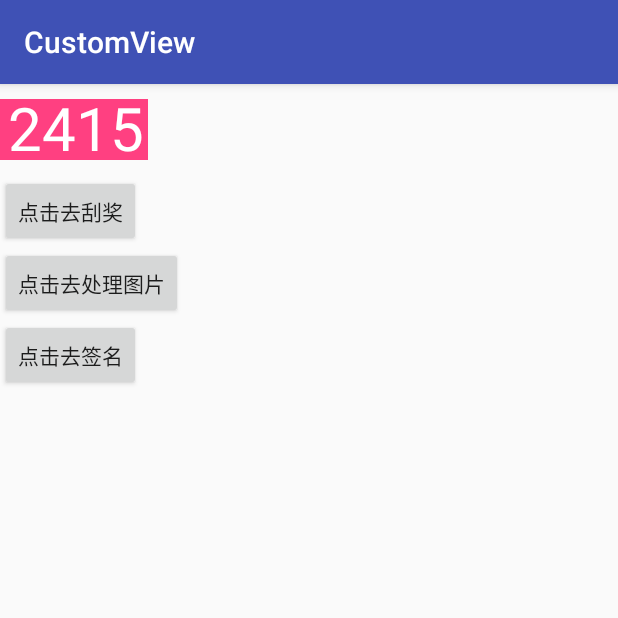
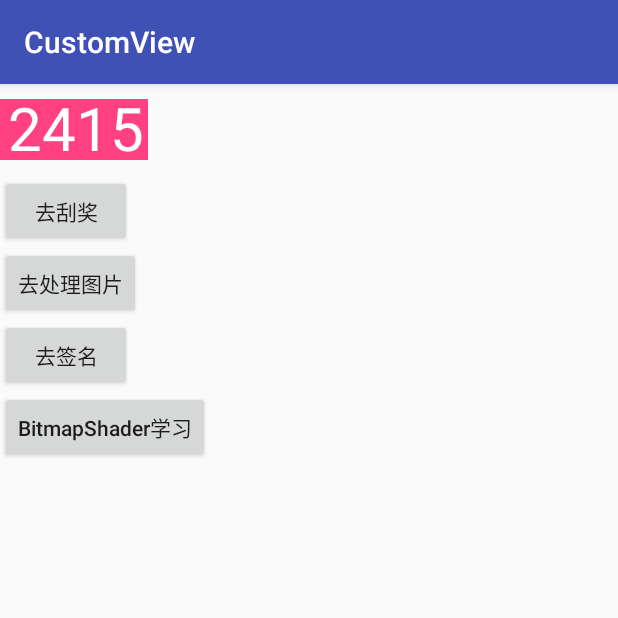
Before and after one commit to lyh1299259684/CustomView, an Android app: the screen it shows after launch (MainActivity), on a phone screen of 412 x 824 dp, the top half of it. Run offline under Robolectric (Android 15) with nearby library versions, the phone set to English and light mode, and no system bars.

Commit message:
1.BitmapShader学习

```diff
--- a/app/src/main/java/com/liyahong/customview/MainActivity.java
+++ b/app/src/main/java/com/liyahong/customview/MainActivity.java
@@ -12,7 +12,8 @@ import com.liyahong.customview.widget.CustomTextView;
 public class MainActivity extends AppCompatActivity implements View.OnClickListener{
 
     private CustomTextView tv_custom;
-    private Button btn_intent_drawable, btn_intent_scrath_view, btn_intent_sketchpad;
+    private Button btn_intent_drawable, btn_intent_scrath_view, btn_intent_sketchpad,
+            btn_intent_bitmapshader;
 
     @Override
     protected void onCreate(Bundle savedInstanceState) {
@@ -29,6 +30,7 @@ public class MainActivity extends AppCompatActivity implements View.OnClickListe
         btn_intent_drawable = (Button) findViewById(R.id.btn_intent_drawable);
         btn_intent_scrath_view = (Button) findViewById(R.id.btn_intent_scrath_view);
         btn_intent_sketchpad = (Button) findViewById(R.id.btn_intent_sketchpad);
+        btn_intent_bitmapshader = (Button) findViewById(R.id.btn_intent_bitmapshader);
     }
 
     private void bindEvent() {
@@ -36,6 +38,7 @@ public class MainActivity extends AppCompatActivity implements View.OnClickListe
         btn_intent_drawable.setOnClickListener(this);
         btn_intent_scrath_view.setOnClickListener(this);
         btn_intent_sketchpad.setOnClickListener(this);
+        btn_intent_bitmapshader.setOnClickListener(this);
     }
 
     private void initData() {
@@ -65,6 +68,8 @@ public class MainActivity extends AppCompatActivity implements View.OnClickListe
             case R.id.btn_intent_sketchpad:
                 startActivity(new Intent(this, SketchpadActivity.class));
                 break;
+            case R.id.btn_intent_bitmapshader:
+                startActivity(new Intent(this, BitmapShaderActivity.class));
         }
     }
 }
--- a/app/src/main/res/layout/activity_main.xml
+++ b/app/src/main/res/layout/activity_main.xml
@@ -89,19 +89,26 @@
                 android:id="@+id/btn_intent_scrath_view"
                 android:layout_width="wrap_content"
                 android:layout_height="wrap_content"
-                android:text="点击去刮奖"/>
+                android:text="去刮奖"/>
 
             <Button
                 android:id="@+id/btn_intent_drawable"
                 android:layout_width="wrap_content"
                 android:layout_height="wrap_content"
-                android:text="点击去处理图片"/>
+                android:text="去处理图片"/>
 
             <Button
                 android:id="@+id/btn_intent_sketchpad"
                 android:layout_width="wrap_content"
                 android:layout_height="wrap_content"
-                android:text="点击去签名"/>
+                android:text="去签名"/>
+
+            <Button
+                android:id="@+id/btn_intent_bitmapshader"
+                android:layout_width="wrap_content"
+                android:layout_height="wrap_content"
+                android:textAllCaps="false"
+                android:text="BitmapShader学习"/>
         </LinearLayout>
     </ScrollView>
 </LinearLayout>
--- a/app/src/main/res/values/attrs.xml
+++ b/app/src/main/res/values/attrs.xml
@@ -75,4 +75,9 @@
         <attr name="paintColor"/>
         <attr name="paintStrong"/>
     </declare-styleable>
+
+    <!-- Bitmap着色器学习 -->
+    <declare-styleable name="CustomBitmapShader">
+        <attr name="src"/>
+    </declare-styleable>
 </resources>
```
Also changed, not shown: app/src/main/AndroidManifest.xml (+4 -3 lines), app/src/main/java/com/liyahong/customview/BitmapShaderActivity.java (added, +13 -0 lines), app/src/main/java/com/liyahong/customview/widget/CustomBitmapShader.java (added, +98 -0 lines), app/src/main/res/layout/activity_bitmap_shader.xml (added, +14 -0 lines), app/src/main/res/layout/activity_vertical_text_view.xml (added, +13 -0 lines).
